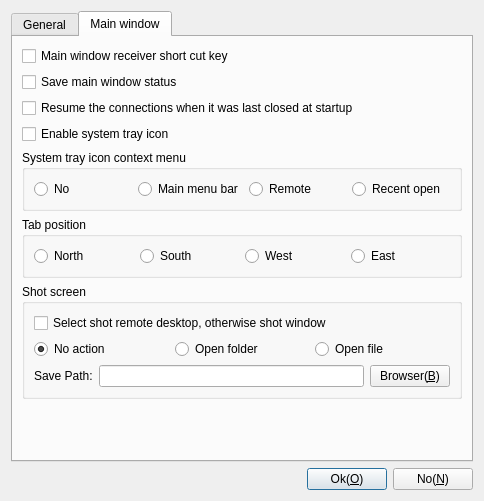
KangLin/RabbitRemoteControl, file App/Client/ParameterDlgSettings.ui: the form before one commit.
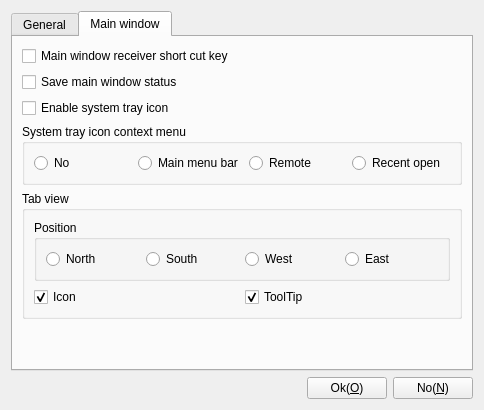
The form after the commit. Icons and pictures are not drawn.

Commit message: App: add show icon and tooltip in tab view

Patch:
```diff
--- a/App/Client/ParameterDlgSettings.ui
+++ b/App/Client/ParameterDlgSettings.ui
@@ -7,7 +7,7 @@
     <x>0</x>
     <y>0</y>
     <width>484</width>
-    <height>501</height>
+    <height>410</height>
    </rect>
   </property>
   <property name="windowTitle">
@@ -18,37 +18,6 @@
     <normaloff>.</normaloff>.</iconset>
   </property>
   <layout class="QGridLayout" name="gridLayout">
-   <item row="1" column="0">
-    <layout class="QHBoxLayout" name="horizontalLayout">
-     <item>
-      <spacer name="horizontalSpacer">
-       <property name="orientation">
-        <enum>Qt::Horizontal</enum>
-       </property>
-       <property name="sizeHint" stdset="0">
-        <size>
-         <width>40</width>
-         <height>20</height>
-        </size>
-       </property>
-      </spacer>
-     </item>
-     <item>
-      <widget class="QPushButton" name="pbOk">
-       <property name="text">
-        <string>Ok(&amp;O)</string>
-       </property>
-      </widget>
-     </item>
-     <item>
-      <widget class="QPushButton" name="pbNo">
-       <property name="text">
-        <string>No(&amp;N)</string>
-       </property>
-      </widget>
-     </item>
-    </layout>
-   </item>
    <item row="0" column="0">
     <widget class="QTabWidget" name="tabWidget">
      <property name="windowTitle">
@@ -66,6 +35,26 @@
        <string>General</string>
       </attribute>
       <layout class="QGridLayout" name="gridLayout_6">
+       <item row="5" column="0">
+        <spacer name="verticalSpacer">
+         <property name="orientation">
+          <enum>Qt::Vertical</enum>
+         </property>
+         <property name="sizeHint" stdset="0">
+          <size>
+           <width>20</width>
+           <height>40</height>
+          </size>
+         </property>
+        </spacer>
+       </item>
+       <item row="2" column="0">
+        <widget class="QCheckBox" name="cbFavoriteDoubleEdit">
+         <property name="text">
+          <string>Favorite: select it then double node edit, other connect</string>
+         </property>
+        </widget>
+       </item>
        <item row="0" column="0">
         <layout class="QHBoxLayout" name="horizontalLayout_2">
          <item>
@@ -90,129 +79,7 @@
          </item>
         </layout>
        </item>
-       <item row="1" column="0">
-        <widget class="QCheckBox" name="cbFavoriteDoubleEdit">
-         <property name="text">
-          <string>Favorite: select it then double node edit, other connect</string>
-         </property>
-        </widget>
-       </item>
-       <item row="2" column="0">
-        <spacer name="verticalSpacer">
-         <property name="orientation">
-          <enum>Qt::Vertical</enum>
-         </property>
-         <property name="sizeHint" stdset="0">
-          <size>
-           <width>20</width>
-           <height>40</height>
-          </size>
-         </property>
-        </spacer>
-       </item>
-      </layout>
-     </widget>
-     <widget class="QWidget" name="tab">
-      <attribute name="title">
-       <string>Main window</string>
-      </attribute>
-      <layout class="QGridLayout" name="gridLayout_7">
-       <item row="3" column="0">
-        <widget class="QCheckBox" name="cbShowSystemTrayIcon">
-         <property name="text">
-          <string>Enable system tray icon</string>
-         </property>
-        </widget>
-       </item>
-       <item row="8" column="0">
-        <spacer name="verticalSpacer_2">
-         <property name="orientation">
-          <enum>Qt::Vertical</enum>
-         </property>
-         <property name="sizeHint" stdset="0">
-          <size>
-           <width>20</width>
-           <height>66</height>
-          </size>
-         </property>
-        </spacer>
-       </item>
-       <item row="5" column="0">
-        <widget class="QGroupBox" name="groupBox_2">
-         <property name="title">
-          <string>Tab position</string>
-         </property>
-         <layout class="QGridLayout" name="gridLayout_3">
-          <item row="0" column="3">
-           <widget class="QRadioButton" name="rbEast">
-            <property name="sizePolicy">
-             <sizepolicy hsizetype="Preferred" vsizetype="Preferred">
-              <horstretch>0</horstretch>
-              <verstretch>0</verstretch>
-             </sizepolicy>
-            </property>
-            <property name="text">
-             <string>East</string>
-            </property>
-           </widget>
-          </item>
-          <item row="0" column="0">
-           <widget class="QRadioButton" name="rbNorth">
-            <property name="sizePolicy">
-             <sizepolicy hsizetype="Preferred" vsizetype="Preferred">
-              <horstretch>0</horstretch>
-              <verstretch>0</verstretch>
-             </sizepolicy>
-            </property>
-            <property name="text">
-             <string>North</string>
-            </property>
-           </widget>
-          </item>
-          <item row="0" column="1">
-           <widget class="QRadioButton" name="rbSouth">
-            <property name="sizePolicy">
-             <sizepolicy hsizetype="Preferred" vsizetype="Preferred">
-              <horstretch>0</horstretch>
-              <verstretch>0</verstretch>
-             </sizepolicy>
-            </property>
-            <property name="text">
-             <string>South</string>
-            </property>
-           </widget>
-          </item>
-          <item row="0" column="2">
-           <widget class="QRadioButton" name="rbWest">
-            <property name="sizePolicy">
-             <sizepolicy hsizetype="Preferred" vsizetype="Preferred">
-              <horstretch>0</horstretch>
-              <verstretch>0</verstretch>
-             </sizepolicy>
-            </property>
-            <property name="text">
-             <string>West</string>
-            </property>
-           </widget>
-          </item>
-         </layout>
-        </widget>
-       </item>
-       <item row="2" column="0">
-        <widget class="QCheckBox" name="cbResumLasterClose">
-         <property name="text">
-          <string>Resume the connections when it was last closed at startup</string>
-         </property>
-        </widget>
-       </item>
-       <item row="0" column="0">
-        <widget class="QCheckBox" name="cbReciverShortCut">
-         <property name="text">
-          <string>Main window receiver short cut key</string>
-         </property>
-        </widget>
-       </item>
-       <item row="7" column="0">
+       <item row="4" column="0">
         <widget class="QGroupBox" name="groupBox">
          <property name="title">
           <string>Shot screen</string>
@@ -302,13 +169,114 @@
         </widget>
        </item>
        <item row="1" column="0">
-        <widget class="QCheckBox" name="cbSaveMainWindowStatus">
+        <widget class="QCheckBox" name="cbResumLasterClose">
          <property name="text">
-          <string>Save main window status</string>
+          <string>Resume the connections when it was last closed at startup</string>
          </property>
         </widget>
        </item>
+      </layout>
+     </widget>
+     <widget class="QWidget" name="tab">
+      <attribute name="title">
+       <string>Main window</string>
+      </attribute>
+      <layout class="QGridLayout" name="gridLayout_7">
        <item row="4" column="0">
+        <widget class="QGroupBox" name="groupBox_2">
+         <property name="title">
+          <string>Tab view</string>
+         </property>
+         <layout class="QGridLayout" name="gridLayout_3">
+          <item row="0" column="0">
+           <widget class="QGroupBox" name="groupBox_3">
+            <property name="title">
+             <string>Position</string>
+            </property>
+            <layout class="QGridLayout" name="gridLayout_5">
+             <item row="0" column="0">
+              <widget class="QRadioButton" name="rbNorth">
+               <property name="sizePolicy">
+                <sizepolicy hsizetype="Preferred" vsizetype="Preferred">
+                 <horstretch>0</horstretch>
+                 <verstretch>0</verstretch>
+                </sizepolicy>
+               </property>
+               <property name="text">
+                <string>North</string>
+               </property>
+              </widget>
+             </item>
+             <item row="0" column="1">
+              <widget class="QRadioButton" name="rbSouth">
+               <property name="sizePolicy">
+                <sizepolicy hsizetype="Preferred" vsizetype="Preferred">
+                 <horstretch>0</horstretch>
+                 <verstretch>0</verstretch>
+                </sizepolicy>
+               </property>
+               <property name="text">
+                <string>South</string>
+               </property>
+              </widget>
+             </item>
+             <item row="0" column="2">
+              <widget class="QRadioButton" name="rbWest">
+               <property name="sizePolicy">
+                <sizepolicy hsizetype="Preferred" vsizetype="Preferred">
+                 <horstretch>0</horstretch>
+                 <verstretch>0</verstretch>
+                </sizepolicy>
+               </property>
+               <property name="text">
+                <string>West</string>
+               </property>
+              </widget>
+             </item>
+             <item row="0" column="3">
+              <widget class="QRadioButton" name="rbEast">
+               <property name="sizePolicy">
+                <sizepolicy hsizetype="Preferred" vsizetype="Preferred">
+                 <horstretch>0</horstretch>
+                 <verstretch>0</verstretch>
+                </sizepolicy>
+               </property>
+               <property name="text">
+                <string>East</string>
+               </property>
+              </widget>
+             </item>
+            </layout>
+           </widget>
+          </item>
+          <item row="1" column="0">
+           <layout class="QHBoxLayout" name="horizontalLayout_3">
+            <item>
+             <widget class="QCheckBox" name="cbTabIcon">
+              <property name="text">
+               <string>Icon</string>
+              </property>
+              <property name="checked">
+               <bool>true</bool>
+              </property>
+             </widget>
+            </item>
+            <item>
+             <widget class="QCheckBox" name="cbTabToolTip">
+              <property name="text">
+               <string>ToolTip</string>
+              </property>
+              <property name="checked">
+               <bool>true</bool>
+              </property>
+             </widget>
+            </item>
+           </layout>
+          </item>
+         </layout>
+        </widget>
+       </item>
+       <item row="3" column="0">
         <widget class="QGroupBox" name="gbSystemTrayIconContextMenu">
          <property name="title">
           <string>System tray icon context menu</string>
@@ -345,10 +313,75 @@
          </layout>
         </widget>
        </item>
+       <item row="6" column="0">
+        <spacer name="verticalSpacer_2">
+         <property name="orientation">
+          <enum>Qt::Vertical</enum>
+         </property>
+         <property name="sizeHint" stdset="0">
+          <size>
+           <width>20</width>
+           <height>66</height>
+          </size>
+         </property>
+        </spacer>
+       </item>
+       <item row="0" column="0">
+        <widget class="QCheckBox" name="cbReciverShortCut">
+         <property name="text">
+          <string>Main window receiver short cut key</string>
+         </property>
+        </widget>
+       </item>
+       <item row="2" column="0">
+        <widget class="QCheckBox" name="cbShowSystemTrayIcon">
+         <property name="text">
+          <string>Enable system tray icon</string>
+         </property>
+        </widget>
+       </item>
+       <item row="1" column="0">
+        <widget class="QCheckBox" name="cbSaveMainWindowStatus">
+         <property name="text">
+          <string>Save main window status</string>
+         </property>
+        </widget>
+       </item>
       </layout>
      </widget>
     </widget>
    </item>
+   <item row="1" column="0">
+    <layout class="QHBoxLayout" name="horizontalLayout">
+     <item>
+      <spacer name="horizontalSpacer">
+       <property name="orientation">
+        <enum>Qt::Horizontal</enum>
+       </property>
+       <property name="sizeHint" stdset="0">
+        <size>
+         <width>40</width>
+         <height>20</height>
+        </size>
+       </property>
+      </spacer>
+     </item>
+     <item>
+      <widget class="QPushButton" name="pbOk">
+       <property name="text">
+        <string>Ok(&amp;O)</string>
+       </property>
+      </widget>
+     </item>
+     <item>
+      <widget class="QPushButton" name="pbNo">
+       <property name="text">
+        <string>No(&amp;N)</string>
+       </property>
+      </widget>
+     </item>
+    </layout>
+   </item>
   </layout>
  </widget>
  <resources/>
```
Left out of the diff: 27 changed lines with no effect on the pictures. The commit also changes 46 other files.
